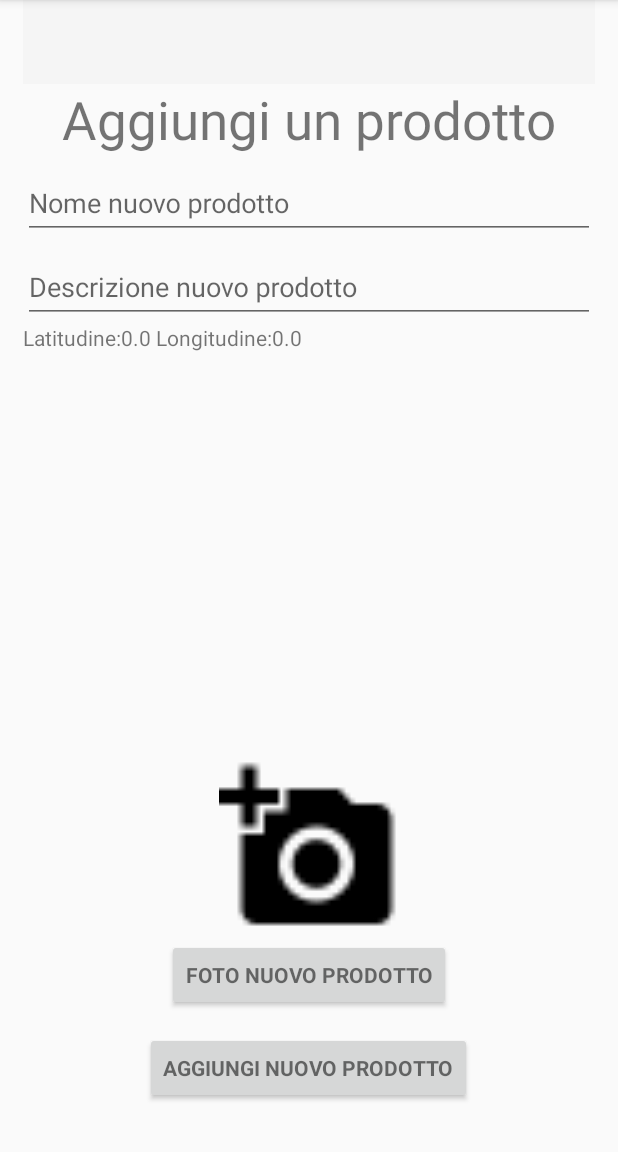
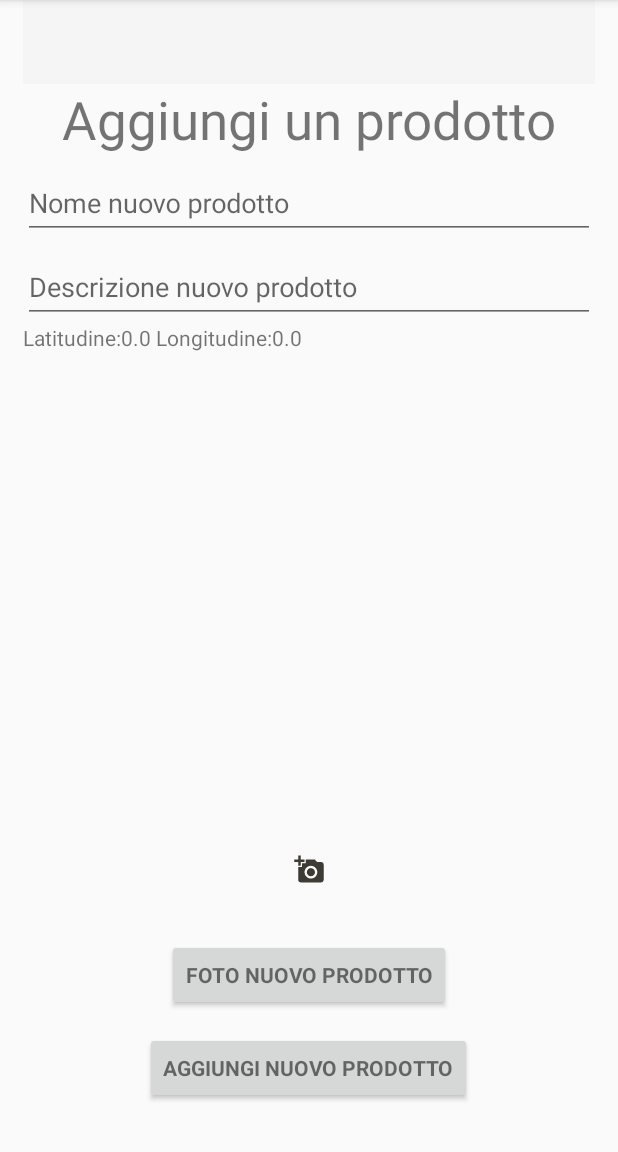
Before and after one commit to FoodAdvisorProject/FoodAdvisorAndroid, an Android app: the fragment NewProductFragment shown on its own in the app's theme, on a phone screen of 412 x 824 dp, the part 84-1236 px from its top. Run offline under Robolectric (Android 15) with nearby library versions, the phone set to English and light mode, and no system bars; libraries missing offline, so code that uses them is left out: cn.pedant, es.dmoral.toasty; 1 statement that could not run was skipped.

Commit message:
minor ENB

```diff
--- a/app/src/main/java/pro/rane/foodadvisor/SettingFragment.java
+++ b/app/src/main/java/pro/rane/foodadvisor/SettingFragment.java
@@ -39,7 +39,7 @@ public class SettingFragment extends Fragment{
         gpsPerm.setOnClickListener(new View.OnClickListener() {
             @Override
             public void onClick(View v) {
-                // TODO: 12/04/17 richiesta permessi GPS
+                // TODO: 12/04/17 richiesta permessi GPS se assenti
                 Toasty.success(getContext(),"Richiesta permessi", Toast.LENGTH_SHORT).show();
                 gpsPerm.setClickable(false);
             }
@@ -48,7 +48,7 @@ public class SettingFragment extends Fragment{
         cameraPerm.setOnClickListener(new View.OnClickListener() {
             @Override
             public void onClick(View v) {
-                // TODO: 12/04/17 richiesta permessi fotocamera
+                // TODO: 12/04/17 richiesta permessi fotocamera se assenti
                 Toasty.success(getContext(),"Richiesta permessi", Toast.LENGTH_SHORT).show();
                 cameraPerm.setClickable(false);
             }
--- a/app/src/main/java/pro/rane/foodadvisor/Utility.java
+++ b/app/src/main/java/pro/rane/foodadvisor/Utility.java
@@ -28,7 +28,6 @@ import java.security.NoSuchAlgorithmException;
 import java.util.regex.Pattern;
 
 // TODO: 13/04/2017 chiedere autorizzazione scrittura memoria
-// TODO: 13/04/2017 chiedere autorizzazione scrittura fotocamera (magari nel main fragment)
 
 class Utility {
 
--- a/app/src/main/res/layout/fragment_new_product.xml
+++ b/app/src/main/res/layout/fragment_new_product.xml
@@ -109,10 +109,12 @@
 
     <ImageView
         android:id="@+id/imageLoaded"
-        android:layout_width="120sp"
-        android:layout_height="120sp"
+        android:layout_width="wrap_content"
+        android:layout_height="wrap_content"
         app:srcCompat="@drawable/ic_add_a_photo_black_24dp"
-        android:layout_above="@+id/btnPhoto"
-        android:layout_centerHorizontal="true" />
+        android:contentDescription="@string/take_photo"
+        android:layout_alignBottom="@+id/loadingBar"
+        android:layout_centerHorizontal="true"
+        android:layout_marginBottom="11dp" />
 
 </RelativeLayout>
```
Also changed, not shown: app/src/main/res/drawable-hdpi/ic_add_a_photo_black_24dp.png, app/src/main/res/drawable-mdpi/ic_add_a_photo_black_24dp.png, app/src/main/res/drawable-xhdpi/ic_add_a_photo_black_24dp.png, app/src/main/res/drawable-xxhdpi/ic_add_a_photo_black_24dp.png, app/src/main/res/drawable-xxxhdpi/ic_add_a_photo_black_24dp.png.
